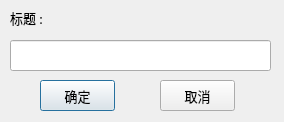
First picture: the form in renamedialog.ui, repository magicdmer/EasyNoteX, before the edit.
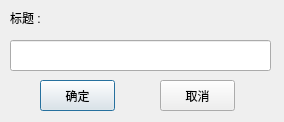
Second picture: the form after the edit.

```diff
--- a/renamedialog.ui
+++ b/renamedialog.ui
@@ -16,12 +16,6 @@
     <verstretch>0</verstretch>
    </sizepolicy>
   </property>
-  <property name="font">
-   <font>
-    <family>微软雅黑</family>
-    <pointsize>10</pointsize>
-   </font>
-  </property>
   <property name="windowTitle">
    <string>修改页面标题</string>
   </property>
@@ -34,12 +28,6 @@
      <height>16</height>
     </rect>
    </property>
-   <property name="font">
-    <font>
-     <family>微软雅黑</family>
-     <pointsize>10</pointsize>
-    </font>
-   </property>
    <property name="text">
     <string>标题 :</string>
    </property>
```
Left out of the diff: 6 changed lines with no effect on the pictures.
